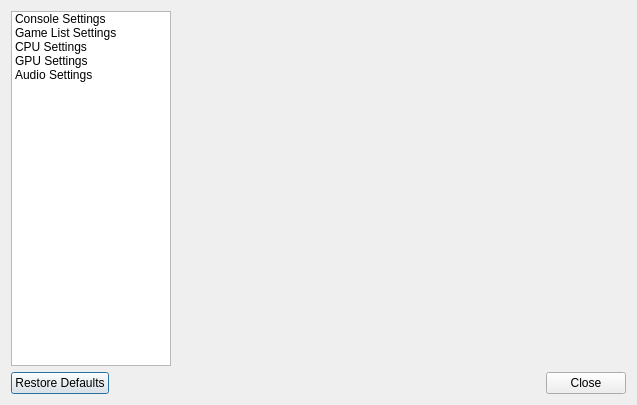
The window that src/duckstation-qt/settingsdialog.ui (kofxi3584karlayang/duckstation) describes before a commit, drawn with Qt 5.
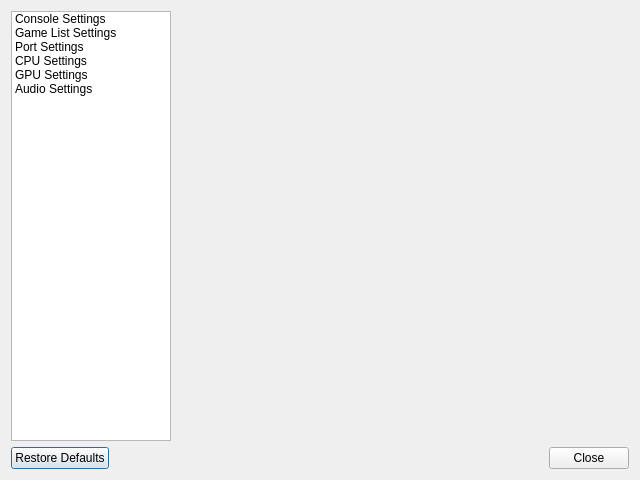
The same window after the commit. Icons and pictures are not drawn.

The edit to the form file:
```diff
--- a/src/duckstation-qt/settingsdialog.ui
+++ b/src/duckstation-qt/settingsdialog.ui
@@ -9,8 +9,8 @@
    <rect>
     <x>0</x>
     <y>0</y>
-    <width>637</width>
-    <height>405</height>
+    <width>640</width>
+    <height>480</height>
    </rect>
   </property>
   <property name="windowTitle">
@@ -58,6 +58,15 @@
           <normaloff>:/icons/folder-open.png</normaloff>:/icons/folder-open.png</iconset>
         </property>
        </item>
+       <item>
+        <property name="text">
+         <string>Port Settings</string>
+        </property>
+        <property name="icon">
+         <iconset resource="icons.qrc">
+          <normaloff>:/icons/input-gaming.png</normaloff>:/icons/input-gaming.png</iconset>
+        </property>
+       </item> 
        <item>
         <property name="text">
          <string>CPU Settings</string>
```
